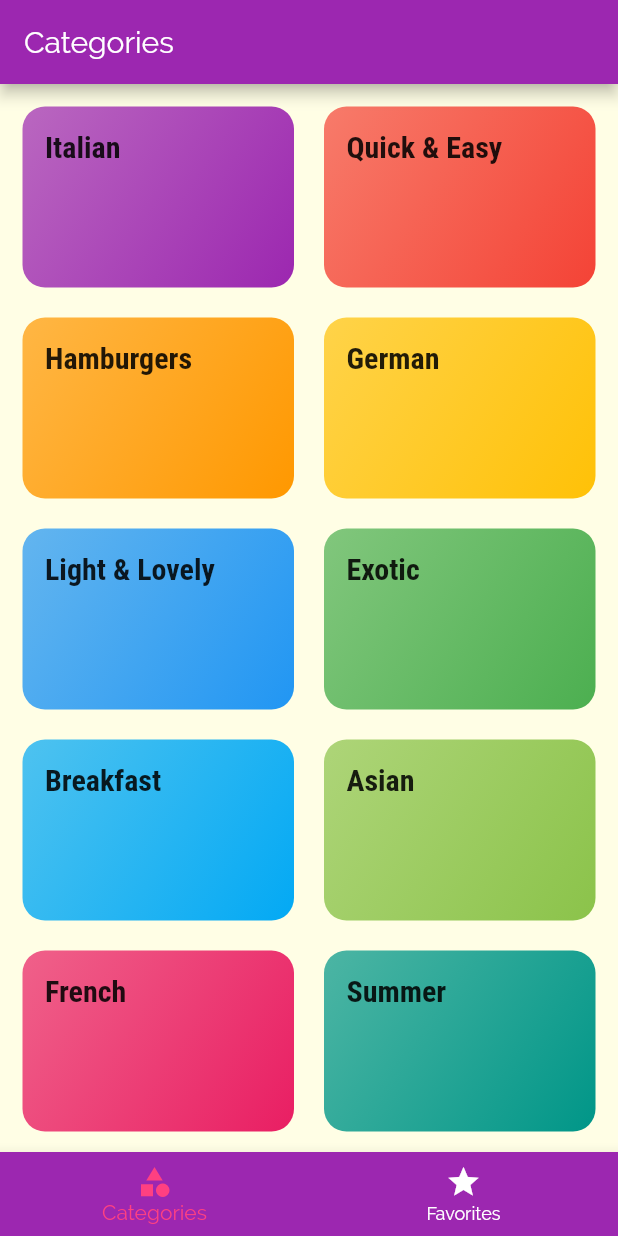
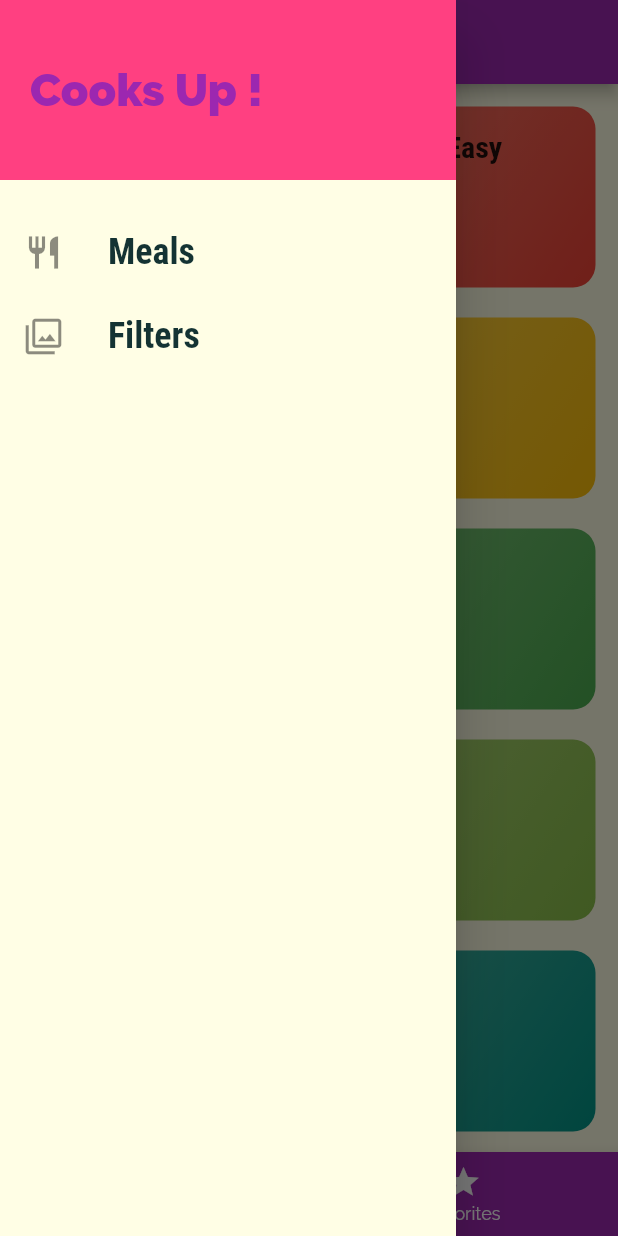
Before and after one commit to nvshah/CookAt, a Flutter app: the screen it shows after launch, with the side drawer open (before the commit the screen has no drawer), on a phone screen of 412 x 824 dp. Run offline on Flutter 3.47's test engine with Material 2 defaults, Android fonts, the phone set to English and light mode, and no system bars.

Commit message:
-- Drawer

```diff
--- a/lib/screens/tabs_screen_bottom.dart
+++ b/lib/screens/tabs_screen_bottom.dart
@@ -2,6 +2,7 @@ import 'package:flutter/material.dart';
 
 import './categories_screen.dart';
 import './favorite_screen.dart';
+import '../widgets/main_drawer.dart';
 
 class TabsScreen extends StatefulWidget {
   @override
@@ -31,6 +32,7 @@ class _TabsScreenState extends State<TabsScreen> {
       appBar: AppBar(
         title: Text(_pages[_selectedPageIndex]['title']),
       ),
+      drawer: MainDrawer(),
       body: _pages[_selectedPageIndex]['page'],
       bottomNavigationBar: BottomNavigationBar(
         onTap: _selectPage,
--- /dev/null
+++ b/lib/widgets/main_drawer.dart
@@ -0,0 +1,67 @@
+import 'package:flutter/material.dart';
+
+import '../screens/filters_screen.dart';
+
+class MainDrawer extends StatelessWidget {
+  //build ListTile Widget for Main Drawer Contents
+  Widget buildListTile(IconData icon, String titleMsg, Function tapHandler) {
+    return ListTile(
+      leading: Icon(
+        icon,
+        size: 26,
+      ),
+      title: Text(
+        titleMsg,
+        style: TextStyle(
+          fontFamily: "RobotoCondensed",
+          fontSize: 24,
+          fontWeight: FontWeight.bold,
+        ),
+      ),
+      onTap: tapHandler,
+    );
+  }
+
+  @override
+  Widget build(BuildContext context) {
+    return Drawer(
+      child: Column(
+        children: <Widget>[
+          //HEADING
+          Container(
+            height: 120,
+            width: double.infinity,
+            padding: EdgeInsets.all(20),
+            alignment: Alignment.centerLeft,
+            color: Theme.of(context).accentColor,
+            child: Text(
+              'Cooks Up !',
+              style: TextStyle(
+                fontWeight: FontWeight.w900,
+                fontSize: 30,
+                color: Theme.of(context).primaryColor,
+              ),
+            ),
+          ),
+          SizedBox(
+            height: 20,
+          ),
+          buildListTile(
+            Icons.restaurant,
+            "Meals",
+            () {
+              Navigator.of(context).pushNamed('/');
+            },
+          ),
+          buildListTile(
+            Icons.filter,
+            "Filters",
+            () {
+              Navigator.of(context).pushNamed(FiltersScreen.routeName);
+            },
+          ),
+        ],
+      ),
+    );
+  }
+}
```
